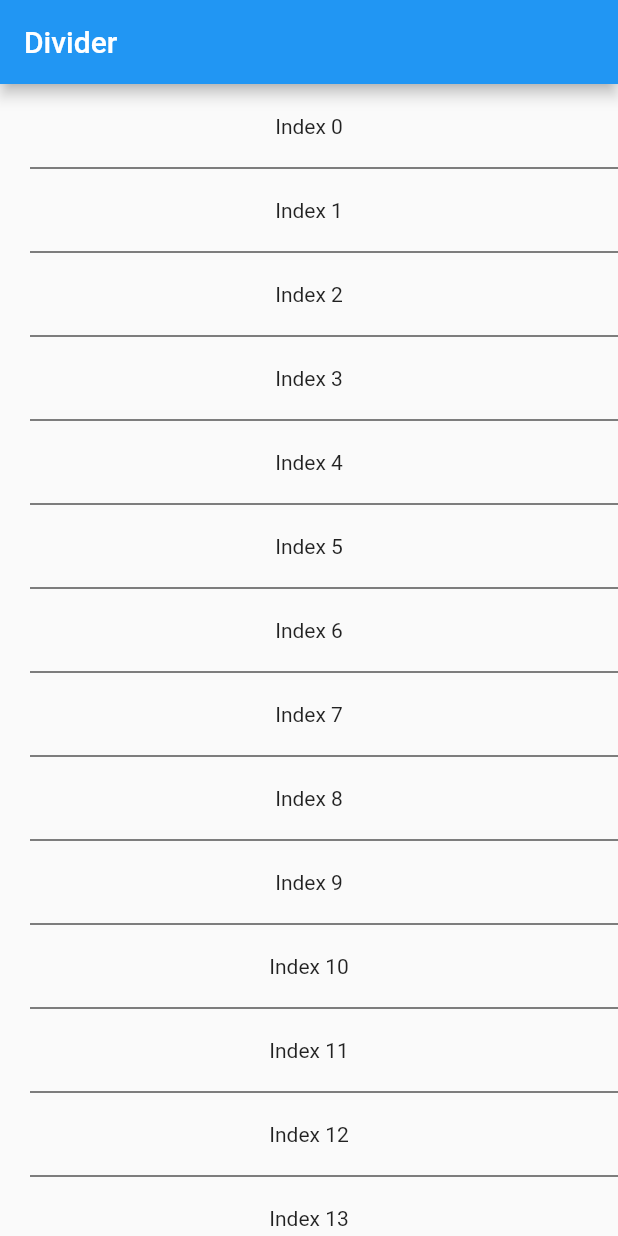
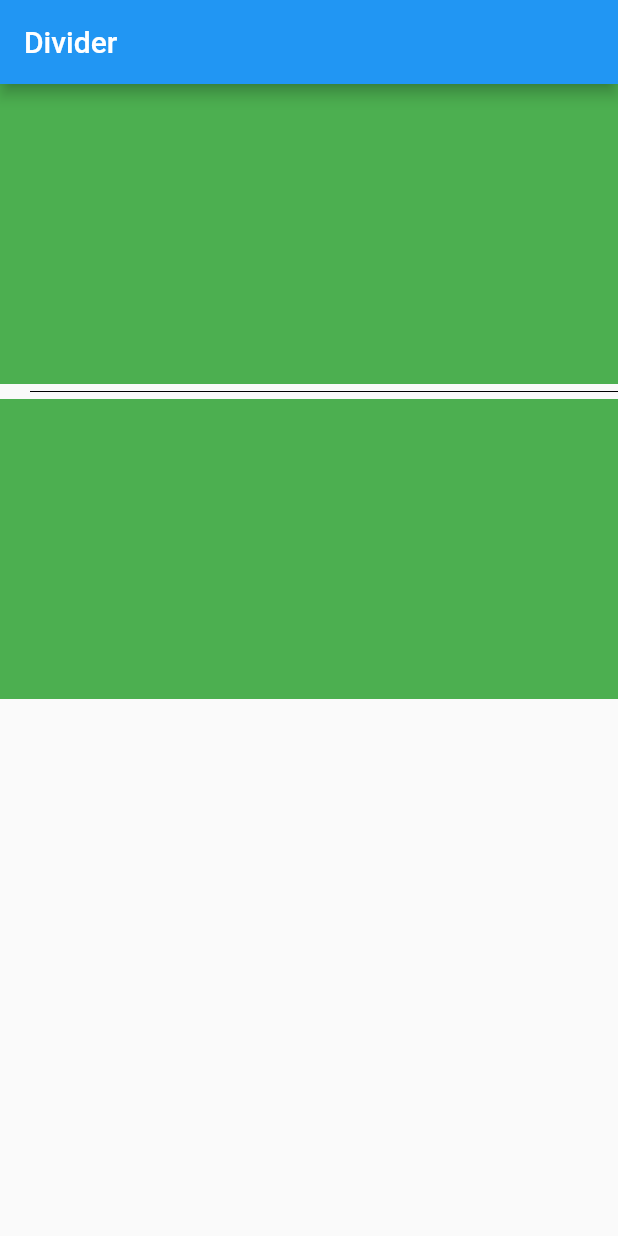
Before and after one commit to vizioners/flutter_basic, a Flutter app: the screen it shows after launch, on a phone screen of 412 x 824 dp. Run offline on Flutter 3.47's test engine with Material 2 defaults, Android fonts, the phone set to English and light mode, and no system bars.

Commit message:
divider v2

```diff
--- a/divider/lib/main.dart
+++ b/divider/lib/main.dart
@@ -34,7 +34,32 @@ class _MyHomePageState extends State<MyHomePage> {
       appBar: AppBar(
         title: Text(widget.title),
       ),
-      body: new ListView.separated(
+      body: new Column(
+        children: <Widget>[
+          new Container(
+            width: double.infinity,
+            height: 200,
+            color: Colors.green,
+          ),
+          const Divider(
+            color: Colors.black,
+            indent: 20.0,
+            height: 10.0,
+          ),
+          new Container(
+            width: double.infinity,
+            height: 200,
+            color: Colors.green,
+          ),
+        ],
+      ),
+    );
+  }
+
+
+
+  Widget dividerListView(){
+    return new ListView.separated(
         separatorBuilder: (context, index) => Divider(
           color: Colors.black,
           indent: 20.0,
@@ -74,7 +99,6 @@ class _MyHomePageState extends State<MyHomePage> {
             },
           );
         }
-      ),
     );
   }
 }
```
Lines whose indentation alone changed are shown as unchanged.
